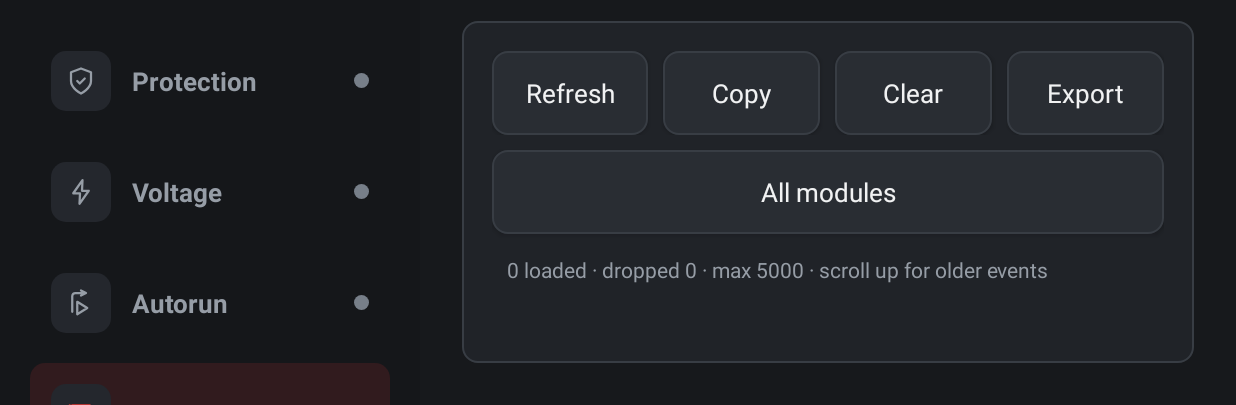
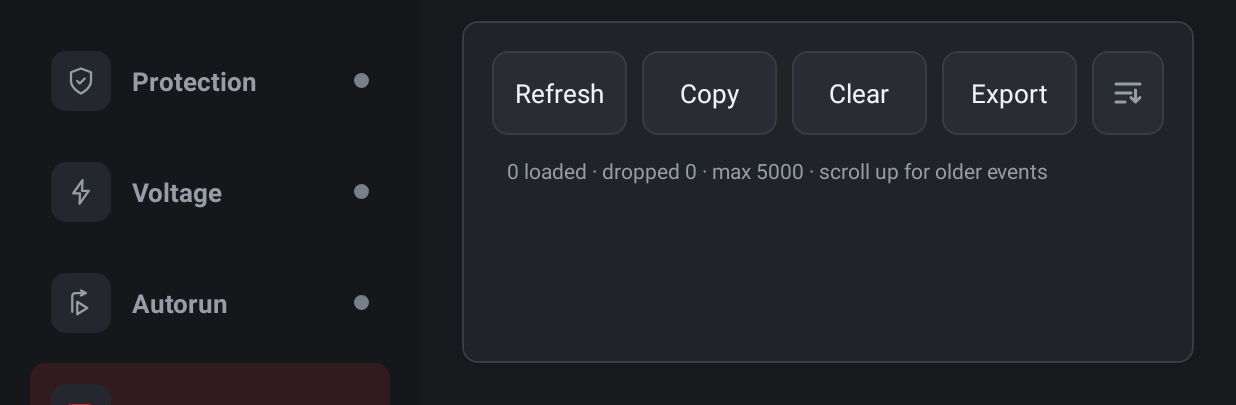
Before and after one commit to 14vvp93/mt8163_tools, an Android app: the screen it shows after launch (MainActivity), on a phone screen of 824 x 412 dp (held sideways), the part 213-618 px from its top. Run offline under Robolectric (Android 15) with nearby library versions, the phone set to English and light mode, and no system bars; 2 statements that could not run were skipped.

Commit message:
Place Events filter in the action row

```diff
--- a/app/src/main/res/layout/module_events.xml
+++ b/app/src/main/res/layout/module_events.xml
@@ -23,10 +23,18 @@
             <Button android:id="@+id/events_export" style="@style/ModuleButton"
                 android:layout_width="0dp" android:layout_height="match_parent"
                 android:layout_weight="1" android:text="@string/export" />
+            <ImageButton
+                android:id="@+id/events_filter"
+                android:layout_width="48dp"
+                android:layout_height="match_parent"
+                android:layout_marginStart="@dimen/spacing_sm"
+                android:background="@drawable/module_button_background"
+                android:contentDescription="@string/events_filter_accessibility"
+                android:padding="12dp"
+                android:scaleType="centerInside"
+                android:src="@drawable/ic_events_filter"
+                android:tooltipText="@string/events_filter_accessibility" />
         </LinearLayout>
-        <Button android:id="@+id/events_filter" style="@style/ModuleButton"
-            android:layout_width="match_parent" android:layout_height="@dimen/button_height"
-            android:layout_marginTop="@dimen/spacing_sm" android:text="@string/events_filter_all" />
         <TextView style="@style/EventsCount" android:id="@+id/events_count" android:layout_width="match_parent"
             android:layout_height="wrap_content" android:paddingStart="@dimen/spacing_sm"
             android:paddingTop="@dimen/spacing_md" android:paddingEnd="@dimen/spacing_sm"
```
